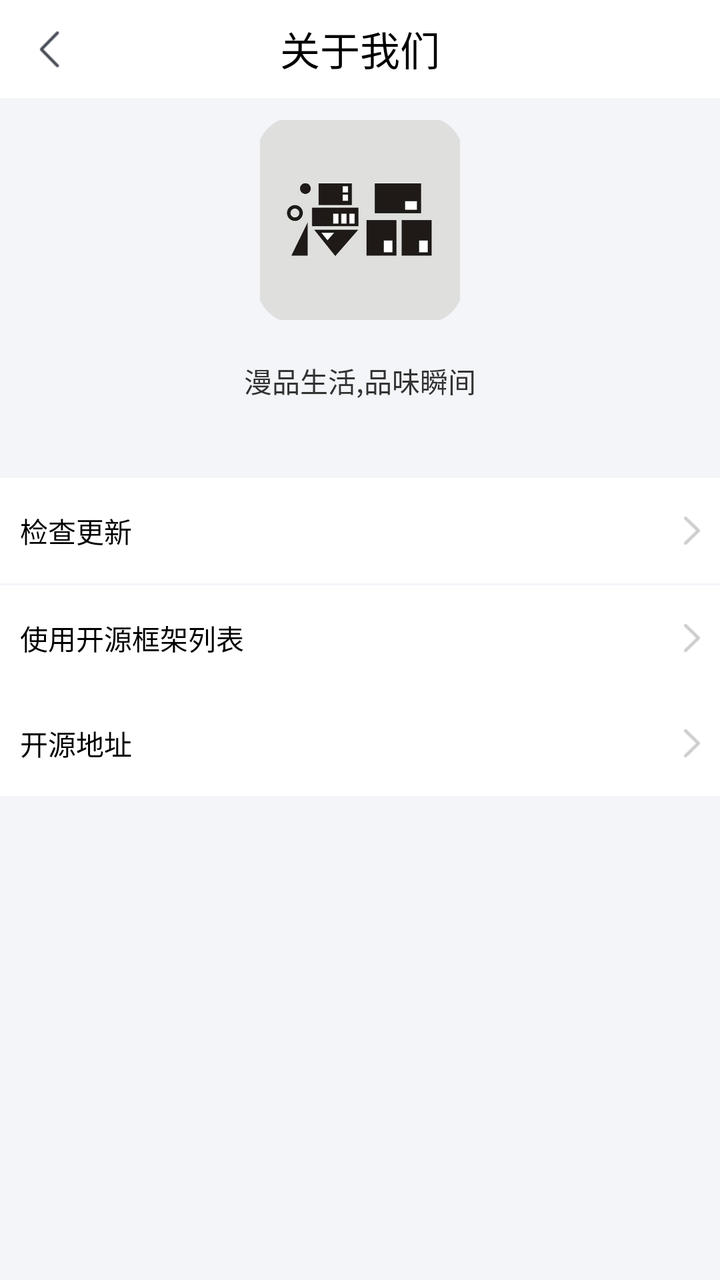
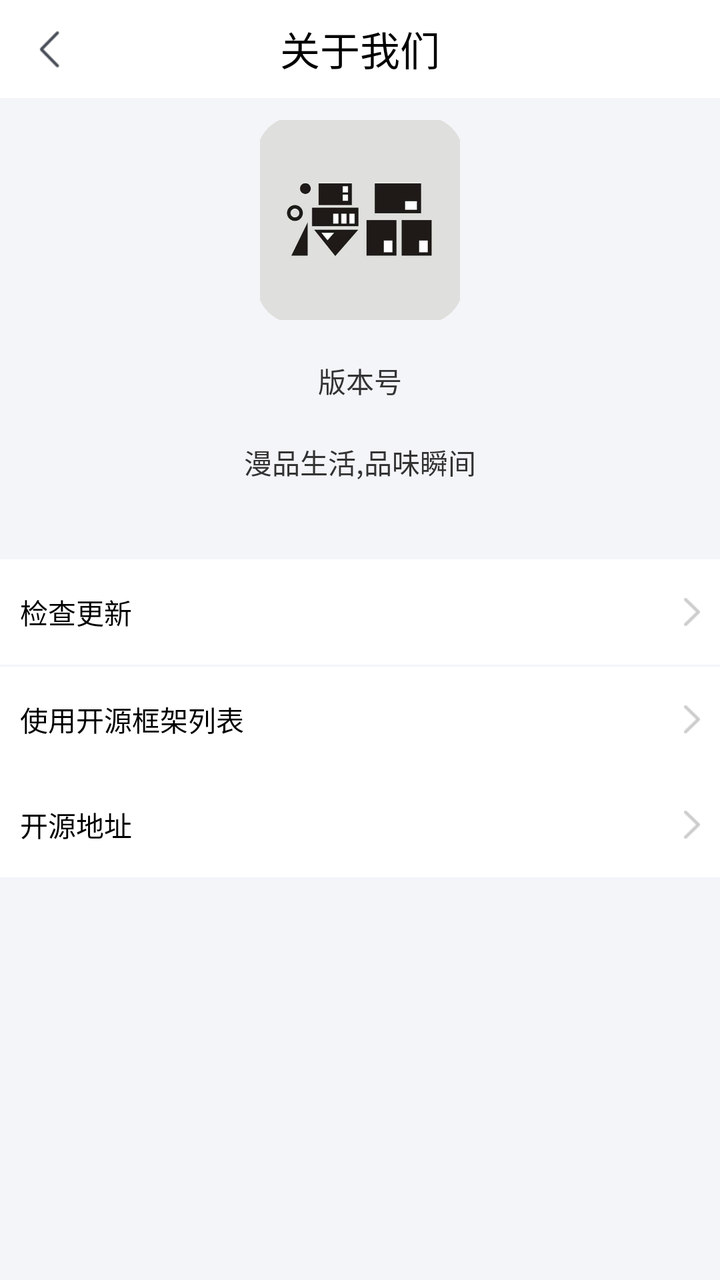

Screens rendered from an Android XML layout before and after an edit, with the pre-edit source and the edit as a unified diff.
<!-- AndroidManifest.xml: application theme Theme.Design.NoActionBar -->
<!-- res/layout/setting_about.xml -->
<?xml version="1.0" encoding="utf-8"?>
<LinearLayout xmlns:android="http://schemas.android.com/apk/res/android"
    xmlns:fleamarket="http://schemas.android.com/apk/res-auto"
    android:layout_width="fill_parent"
    android:layout_height="fill_parent"
    android:background="#fff3f5f9"
    android:fitsSystemWindows="true"
    android:orientation="vertical">

    <RelativeLayout
        android:layout_width="match_parent"
        android:layout_height="49dp"
        android:background="#ffffffff">

        <ImageView
            android:id="@+id/title_back_setting"
            android:layout_width="wrap_content"
            android:layout_height="fill_parent"
            android:layout_alignParentLeft="true"
            android:layout_centerVertical="true"
            android:clickable="true"
            android:paddingLeft="15dip"
            android:paddingRight="15dp"
            android:scaleType="centerInside"
            android:src="@drawable/common_title_back_selector" />

        <TextView
            android:layout_width="wrap_content"
            android:layout_height="wrap_content"
            android:layout_centerInParent="true"
            android:text="关于我们"
            android:textColor="#000000"
            android:textSize="20dp" />
    </RelativeLayout>

    <View
        android:layout_width="fill_parent"
        android:layout_height="1.0dip"
        android:background="#fff3f5f9" />

    <ImageView
        android:id="@+id/iconImage"
        android:layout_width="100.0dip"
        android:layout_height="100.0dip"
        android:layout_gravity="center_horizontal"
        android:layout_marginTop="10.0dip"
        android:src="@drawable/launch" />

    <TextView
        android:layout_width="wrap_content"
        android:layout_height="wrap_content"
        android:layout_gravity="center_horizontal"
        android:layout_marginTop="20.0dip"
        android:text="漫品生活,品味瞬间"
        android:textColor="#ff333333"
        android:textSize="14.0sp" />

    <TextView
        android:layout_width="wrap_content"
        android:layout_height="wrap_content"
        android:layout_gravity="center_horizontal"
        android:layout_marginBottom="10.0dip"
        android:layout_marginTop="12.0dip"
        android:textColor="#ff999999"
        android:textSize="12.0sp" />

    <LinearLayout
        android:layout_width="fill_parent"
        android:layout_height="wrap_content"
        android:background="#ffffffff"
        android:orientation="vertical">

        <RelativeLayout
            android:id="@+id/checkupdate"
            android:layout_width="wrap_content"
            android:layout_height="wrap_content"
            android:layout_gravity="center"
            android:paddingBottom="16.0dip"
            android:paddingLeft="10.0dip"
            android:paddingRight="10.0dip"
            android:paddingTop="16.0dip">

            <TextView
                android:layout_width="wrap_content"
                android:layout_height="wrap_content"
                android:ellipsize="marquee"
                android:fadingEdge="horizontal"
                android:gravity="center"
                android:singleLine="true"
                android:text="检查更新"
                android:textColor="@color/mtrl_chip_ripple_color" />

            <ImageView
                android:layout_width="wrap_content"
                android:layout_height="wrap_content"
                android:layout_alignParentRight="true"
                android:layout_centerVertical="true"
                android:layout_gravity="center"
                android:src="@drawable/entry_arrow" />
        </RelativeLayout>

        <View
            android:layout_width="fill_parent"
            android:layout_height="1.0dip"
            android:background="#fff3f5f9" />

        <RelativeLayout
            android:id="@+id/open_source_license"
            android:layout_width="wrap_content"
            android:layout_height="wrap_content"
            android:layout_gravity="center"
            android:paddingBottom="16.0dip"
            android:paddingLeft="10.0dip"
            android:paddingRight="10.0dip"
            android:paddingTop="16.0dip">

            <TextView
                android:layout_width="wrap_content"
                android:layout_height="wrap_content"
                android:ellipsize="marquee"
                android:fadingEdge="horizontal"
                android:gravity="center"
                android:singleLine="true"
                android:text="使用开源框架列表"
                android:textColor="@color/mtrl_chip_ripple_color" />

            <ImageView
                android:layout_width="wrap_content"
                android:layout_height="wrap_content"
                android:layout_alignParentRight="true"
                android:layout_centerVertical="true"
                android:layout_gravity="center"
                android:src="@drawable/entry_arrow" />
        </RelativeLayout>
        <RelativeLayout
            android:id="@+id/kaiyuandizhi"
            android:layout_width="wrap_content"
            android:layout_height="wrap_content"
            android:layout_gravity="center"
            android:paddingBottom="16.0dip"
            android:paddingLeft="10.0dip"
            android:paddingRight="10.0dip"
            android:paddingTop="16.0dip">

            <TextView
                android:layout_width="wrap_content"
                android:layout_height="wrap_content"
                android:ellipsize="marquee"
                android:fadingEdge="horizontal"
                android:gravity="center"
                android:singleLine="true"
                android:text="开源地址"
                android:textColor="@color/mtrl_chip_ripple_color" />

            <ImageView
                android:layout_width="wrap_content"
                android:layout_height="wrap_content"
                android:layout_alignParentRight="true"
                android:layout_centerVertical="true"
                android:layout_gravity="center"
                android:src="@drawable/entry_arrow" />
        </RelativeLayout>

    </LinearLayout>

    <LinearLayout
        android:layout_width="fill_parent"
        android:layout_height="wrap_content"
        android:layout_marginTop="20.0dip"
        android:background="#ffffffff"
        android:orientation="vertical">


        <View
            android:layout_width="fill_parent"
            android:layout_height="1.0dip"
            android:background="#fff3f5f9" />

    </LinearLayout>
</LinearLayout>
<!-- resources referenced by this layout -->
<resources>
  <color name="mtrl_chip_ripple_color">#ff000000</color>
  <!-- drawable common_title_back_selector (drawable) -->
  <?xml version="1.0" encoding="UTF-8"?>
  <selector xmlns:android="http://schemas.android.com/apk/res/android">
      <item android:drawable="@drawable/common_title_back_selected" android:state_pressed="true" />
      <item android:drawable="@drawable/common_title_back_selected" android:state_focused="true" />
      <item android:drawable="@drawable/common_title_back_normal" android:state_pressed="false" />
  </selector>
  <!-- drawable entry_arrow: png bitmap (drawable-xhdpi, 396 bytes) -->
  <!-- drawable launch: png bitmap (drawable-xhdpi, 34353 bytes) -->
  <!-- drawable common_title_back_selected: png bitmap (drawable-xhdpi, 293 bytes) -->
  <!-- drawable common_title_back_normal: png bitmap (drawable-xhdpi, 282 bytes) -->
</resources>

<!-- the commit's change to res/layout/setting_about.xml (unified diff, before → after) -->
@@ -47,6 +47,16 @@
         android:src="@drawable/launch" />
 
     <TextView
+        android:id="@+id/manpin_version"
+        android:layout_width="wrap_content"
+        android:layout_height="wrap_content"
+        android:layout_gravity="center"
+        android:layout_marginTop="20.0dip"
+        android:text="版本号"
+        android:textColor="#ff333333"
+        android:textSize="14.0sp" />
+
+    <TextView
         android:layout_width="wrap_content"
         android:layout_height="wrap_content"
         android:layout_gravity="center_horizontal"
@@ -59,8 +69,8 @@
         android:layout_width="wrap_content"
         android:layout_height="wrap_content"
         android:layout_gravity="center_horizontal"
+        android:layout_marginTop="12.0dip"
         android:layout_marginBottom="10.0dip"
-        android:layout_marginTop="12.0dip"
         android:textColor="#ff999999"
         android:textSize="12.0sp" />
 
@@ -75,10 +85,10 @@
             android:layout_width="wrap_content"
             android:layout_height="wrap_content"
             android:layout_gravity="center"
-            android:paddingBottom="16.0dip"
             android:paddingLeft="10.0dip"
+            android:paddingTop="16.0dip"
             android:paddingRight="10.0dip"
-            android:paddingTop="16.0dip">
+            android:paddingBottom="16.0dip">
 
             <TextView
                 android:layout_width="wrap_content"
@@ -109,10 +119,10 @@
             android:layout_width="wrap_content"
             android:layout_height="wrap_content"
             android:layout_gravity="center"
-            android:paddingBottom="16.0dip"
             android:paddingLeft="10.0dip"
+            android:paddingTop="16.0dip"
             android:paddingRight="10.0dip"
-            android:paddingTop="16.0dip">
+            android:paddingBottom="16.0dip">
 
             <TextView
                 android:layout_width="wrap_content"
@@ -132,15 +142,16 @@
                 android:layout_gravity="center"
                 android:src="@drawable/entry_arrow" />
         </RelativeLayout>
+
         <RelativeLayout
             android:id="@+id/kaiyuandizhi"
             android:layout_width="wrap_content"
             android:layout_height="wrap_content"
             android:layout_gravity="center"
-            android:paddingBottom="16.0dip"
             android:paddingLeft="10.0dip"
+            android:paddingTop="16.0dip"
             android:paddingRight="10.0dip"
-            android:paddingTop="16.0dip">
+            android:paddingBottom="16.0dip">
 
             <TextView
                 android:layout_width="wrap_content"
